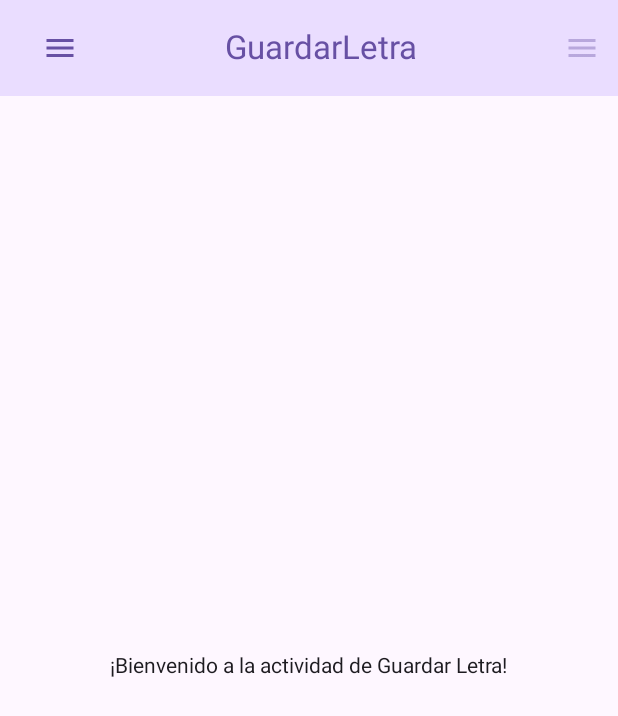
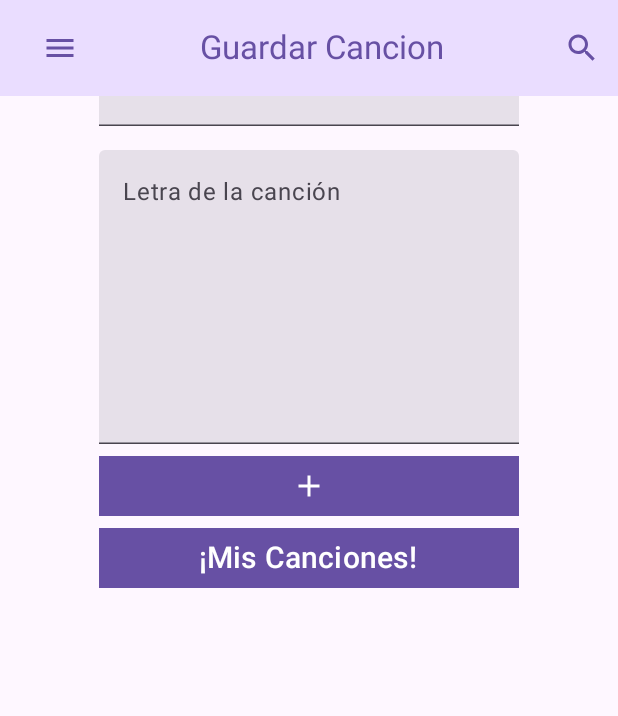
Before and after one commit to ZeB-ZuA/ASAB-Music-Repository, an Android app built with Jetpack Compose: the GuardarLetraActivity screen opened directly, with no data from a screen before it, on a phone screen of 412 x 824 dp. Shown: the top 716 px of the screen. Run offline under Robolectric (Android 15) with nearby library versions, the phone set to English and light mode, and no system bars.

Commit message:
The save song module has ended. A new Activity for listing all the songs was added. Each song can be deleted and their details can be shown. The search function is also finished

```diff
--- a/app/src/main/AndroidManifest.xml
+++ b/app/src/main/AndroidManifest.xml
@@ -27,7 +27,9 @@
             android:theme="@style/Theme.AppCompat.Light.NoActionBar" />
         <activity android:name=".PracticarTamborActivity"
             android:theme="@style/Theme.AppCompat.Light.NoActionBar" />
-        <activity android:name=".GuardarLetraActivity"
+        <activity android:name=".controller.GuardarLetraActivity"
+            android:theme="@style/Theme.AppCompat.Light.NoActionBar" />
+        <activity android:name=".ListarCancionesActivity"
             android:theme="@style/Theme.AppCompat.Light.NoActionBar" />
     </application>
 
--- a/app/src/main/java/com/udistrital/asab_music_repository/GuardarLetraActivity.kt
+++ /dev/null
@@ -1,43 +0,0 @@
-package com.udistrital.asab_music_repository
-
-import android.os.Bundle
-import androidx.activity.compose.setContent
-import androidx.appcompat.app.AppCompatActivity
-import androidx.compose.foundation.layout.Arrangement
-import androidx.compose.foundation.layout.Column
-import androidx.compose.foundation.layout.PaddingValues
-import androidx.compose.foundation.layout.fillMaxSize
-import androidx.compose.foundation.layout.padding
-import androidx.compose.material3.Text
-import androidx.compose.runtime.Composable
-import androidx.compose.ui.Alignment
-import androidx.compose.ui.Modifier
-
-class GuardarLetraActivity : AppCompatActivity() {
-
-    override fun onCreate(savedInstanceState: Bundle?) {
-        super.onCreate(savedInstanceState)
-
-        setContent {
-            mainMenu("GuardarLetra") { padding -> guardarLetraScreen(padding) }
-
-        }
-    }
-
-
-    @Composable
-    fun guardarLetraScreen(padding: PaddingValues) {
-        Column(
-            modifier = Modifier
-                .fillMaxSize()
-                .padding(padding),
-            horizontalAlignment = Alignment.CenterHorizontally,
-            verticalArrangement = Arrangement.Center
-        ) {
-            Text("¡Bienvenido a la actividad de Guardar Letra!")
-        }
-
-    }
-
-
-}
--- a/app/src/main/java/com/udistrital/asab_music_repository/MainActivity.kt
+++ b/app/src/main/java/com/udistrital/asab_music_repository/MainActivity.kt
@@ -2,6 +2,7 @@ package com.udistrital.asab_music_repository
 
 import android.content.Intent
 import android.os.Bundle
+import android.widget.Toast
 import androidx.activity.ComponentActivity
 import androidx.activity.compose.setContent
 import androidx.compose.foundation.layout.Arrangement
@@ -11,8 +12,13 @@ import androidx.compose.foundation.layout.Row
 import androidx.compose.foundation.layout.fillMaxSize
 import androidx.compose.foundation.layout.fillMaxWidth
 import androidx.compose.foundation.layout.padding
+import androidx.compose.foundation.text.KeyboardActions
+import androidx.compose.foundation.text.KeyboardOptions
 import androidx.compose.material.icons.Icons
 import androidx.compose.material.icons.filled.Menu
+import androidx.compose.material.icons.filled.Search
+import androidx.compose.material3.AlertDialog
+import androidx.compose.material3.Button
 import androidx.compose.material3.DropdownMenu
 import androidx.compose.material3.DropdownMenuItem
 import androidx.compose.material3.ExperimentalMaterial3Api
@@ -21,6 +27,7 @@ import androidx.compose.material3.IconButton
 import androidx.compose.material3.MaterialTheme
 import androidx.compose.material3.Scaffold
 import androidx.compose.material3.Text
+import androidx.compose.material3.TextField
 import androidx.compose.material3.TopAppBar
 import androidx.compose.material3.TopAppBarDefaults
 import androidx.compose.runtime.Composable
@@ -31,9 +38,14 @@ import androidx.compose.runtime.setValue
 import androidx.compose.ui.Alignment
 import androidx.compose.ui.Modifier
 import androidx.compose.ui.platform.LocalContext
+import androidx.compose.ui.text.input.ImeAction
 import androidx.compose.ui.text.style.TextAlign
 import androidx.compose.ui.tooling.preview.Preview
 import androidx.core.content.ContextCompat
+import com.udistrital.asab_music_repository.controller.GuardarLetraActivity
+import com.udistrital.asab_music_repository.entity.Cancion
+import com.udistrital.asab_music_repository.repository.DataBaseHelper
+import com.udistrital.asab_music_repository.service.CancionService
 
 class MainActivity : ComponentActivity() {
     override fun onCreate(savedInstanceState: Bundle?) {
@@ -43,24 +55,25 @@ class MainActivity : ComponentActivity() {
         }
     }
 }
+
 @OptIn(ExperimentalMaterial3Api::class)
 @Composable
-fun mainMenu(title : String, content: @Composable (PaddingValues) -> Unit) {
+fun mainMenu(title: String, content: @Composable (PaddingValues) -> Unit) {
     val context = LocalContext.current
     var expanded by remember { mutableStateOf(false) }
+    var searchOpen by remember { mutableStateOf(false) }
+    var searchTextField by remember { mutableStateOf("") }
+    var foundCancion by remember { mutableStateOf<Cancion?>(null) }
+    val cancionService = CancionService(DataBaseHelper(context))
     val options = listOf(
-        "Guardar Letra",
-        "Practicar Tambor",
-        "Practicar maraca"
+        "Guardar Letra", "Practicar Tambor", "Practicar maraca"
     )
     Scaffold(
         topBar = {
-            TopAppBar(
-                colors = TopAppBarDefaults.topAppBarColors(
+            TopAppBar(colors = TopAppBarDefaults.topAppBarColors(
                 containerColor = MaterialTheme.colorScheme.primaryContainer,
                 titleContentColor = MaterialTheme.colorScheme.primary,
-                ),
-                title = {
+            ), title = {
                 Row(
                     Modifier.fillMaxWidth(),
                     horizontalArrangement = Arrangement.SpaceBetween,
@@ -69,31 +82,50 @@ fun mainMenu(title : String, content: @Composable (PaddingValues) -> Unit) {
                     IconButton(onClick = { expanded = !expanded }) {
                         Icon(Icons.Default.Menu, contentDescription = "Menu")
                     }
-
+                    if (!searchOpen) {
                         Text(
                             text = title,
                             textAlign = TextAlign.Center,
                             modifier = Modifier.weight(1f)
                         )
+                    } else {
+                        TextField(
+                            value = searchTextField,
+                            onValueChange = { searchTextField = it },
+                            modifier = Modifier.weight(1f),
+                            placeholder = { Text("Buscar canción") },
+                            keyboardOptions = KeyboardOptions(imeAction = ImeAction.Done),
+                            keyboardActions = KeyboardActions(onDone = {
+                                foundCancion = cancionService.findByNombre(searchTextField)
+                                if (foundCancion == null) {
+                                    Toast.makeText(
+                                        context,
+                                        "Cancion no encontrada",
+                                        Toast.LENGTH_SHORT
+                                    ).show()
+                                }
+                                searchTextField =""
+                                searchOpen = false
+                            })
+                        )
 
-                        IconButton(onClick = {}, enabled = false) {
-                            Icon(Icons.Default.Menu, contentDescription = null)
+                    }
+
+
+                    IconButton(onClick = { searchOpen = !searchOpen }) {
+                        Icon(Icons.Default.Search, contentDescription = "Buscar")
                     }
                 }
 
-                    DropdownMenu(
-                        expanded = expanded,
-                        onDismissRequest = { expanded = false }) {
+                DropdownMenu(expanded = expanded, onDismissRequest = { expanded = false }) {
                     options.forEach { option ->
                         DropdownMenuItem(text = { Text(text = option) }, onClick = {
                             if (option == "Practicar maraca") {
-                                    var intent =
-                                        Intent(context, PracticarMaracaActivity::class.java)
+                                var intent = Intent(context, PracticarMaracaActivity::class.java)
                                 ContextCompat.startActivity(context, intent, null)
                             }
                             if (option == "Practicar Tambor") {
-                                    var intent =
-                                        Intent(context, PracticarTamborActivity::class.java)
+                                var intent = Intent(context, PracticarTamborActivity::class.java)
                                 ContextCompat.startActivity(context, intent, null)
                             }
                             if (option == "Guardar Letra") {
@@ -104,18 +136,28 @@ fun mainMenu(title : String, content: @Composable (PaddingValues) -> Unit) {
                         })
                     }
                 }
-                }
+            })
+        }, content = content
+    )
+    if (foundCancion != null) {
+        AlertDialog(onDismissRequest = { foundCancion = null },
+            title = { Text(text = "Nombre: ${foundCancion?.nombre}") },
+            text = {
+                Text(
+                    text = "ID: ${foundCancion?.id}\n" +
+                            "Fecha de Registro: ${foundCancion?.fecha}\n\nLetra: \n\n" +
+                            foundCancion?.letra
                 )
             },
-        content = content
-    )
+            confirmButton = {
+                Button(onClick = { foundCancion = null }) {
+                    Text("Cerrar")
+                }
+            })
     }
 
 
-
-
-
-
+}
 
 
 @Preview
--- /dev/null
+++ b/app/src/main/java/com/udistrital/asab_music_repository/controller/GuardarLetraActivity.kt
@@ -0,0 +1,152 @@
+package com.udistrital.asab_music_repository.controller
+
+import android.content.Intent
+import android.os.Bundle
+import android.widget.Toast
+import androidx.activity.compose.setContent
+import androidx.appcompat.app.AppCompatActivity
+import androidx.compose.foundation.layout.Box
+import androidx.compose.foundation.layout.Column
+import androidx.compose.foundation.layout.PaddingValues
+import androidx.compose.foundation.layout.fillMaxSize
+import androidx.compose.foundation.layout.height
+import androidx.compose.foundation.layout.offset
+import androidx.compose.foundation.layout.padding
+import androidx.compose.foundation.layout.size
+import androidx.compose.foundation.layout.width
+import androidx.compose.foundation.shape.RoundedCornerShape
+import androidx.compose.material.icons.Icons
+import androidx.compose.material.icons.filled.Add
+import androidx.compose.material3.Button
+import androidx.compose.material3.Icon
+import androidx.compose.material3.IconButton
+import androidx.compose.material3.Text
+import androidx.compose.material3.TextField
+import androidx.compose.runtime.Composable
+import androidx.compose.runtime.getValue
+import androidx.compose.runtime.mutableStateOf
+import androidx.compose.runtime.remember
+import androidx.compose.runtime.rememberCoroutineScope
+import androidx.compose.runtime.setValue
+import androidx.compose.ui.Alignment
+import androidx.compose.ui.Modifier
+import androidx.compose.ui.platform.LocalContext
+import androidx.compose.ui.tooling.preview.Preview
+import androidx.compose.ui.unit.dp
+import androidx.compose.ui.unit.sp
+import androidx.core.content.ContextCompat
+import com.udistrital.asab_music_repository.ListarCancionesActivity
+import com.udistrital.asab_music_repository.entity.Cancion
+import com.udistrital.asab_music_repository.mainMenu
+import com.udistrital.asab_music_repository.repository.DataBaseHelper
+import com.udistrital.asab_music_repository.service.CancionService
+import kotlinx.coroutines.launch
+import java.text.SimpleDateFormat
+import java.util.Calendar
+import java.util.Locale
+
+class GuardarLetraActivity : AppCompatActivity() {
+
+    override fun onCreate(savedInstanceState: Bundle?) {
+        super.onCreate(savedInstanceState)
+
+        setContent {
+            mainMenu("Guardar Cancion") { padding -> guardarLetraScreen(padding) }
+
+        }
+    }
+
+
+    @Composable
+    fun guardarLetraScreen(padding: PaddingValues) {
+        var nombre by remember { mutableStateOf("") }
+        var letra by remember { mutableStateOf("") }
+        val context = LocalContext.current
+        val scope = rememberCoroutineScope()
+        val cancionService = CancionService(DataBaseHelper(context))
+        Box(
+            modifier = Modifier
+                .fillMaxSize()
+                .padding(16.dp), contentAlignment = Alignment.Center
+        ) {
+            Column(
+                modifier = Modifier.run { align(Alignment.Center).offset(y = (-200).dp) },
+                horizontalAlignment = Alignment.CenterHorizontally
+            ) {
+                TextField(
+                    value = nombre,
+                    onValueChange = { nombre = it },
+                    label = { Text("Nombre de la canción") },
+                    modifier = Modifier.padding(bottom = 16.dp)
+                )
+                TextField(
+                    value = letra,
+                    onValueChange = { letra = it },
+                    label = { Text("Letra de la canción") },
+                    maxLines = 10,
+                    modifier = Modifier
+                        .height(200.dp)
+                        .width(280.dp)
+                        .padding(bottom = 4.dp)
+
+                )
+                Button(
+                    onClick = {
+                        val calendar = Calendar.getInstance()
+                        val format = SimpleDateFormat("yyyy-MM-dd", Locale.getDefault())
+                        val fecha = format.format(calendar.time)
+                        val cancion = Cancion(0, nombre, fecha, letra)
+                        val result = cancionService.save(cancion)
+                        if (result != -1L) {
+                            scope.launch {
+                                Toast.makeText(
+                                    context, "Canción guardada exitosamente", Toast.LENGTH_SHORT
+                                ).show()
+                            }
+                        } else {
+                            scope.launch {
+                                Toast.makeText(
+                                    context, "Error al guardar la canción", Toast.LENGTH_SHORT
+                                ).show()
+                            }
+                        }
+                        letra = ""
+                        nombre = ""
+                    }, shape = RoundedCornerShape(0), modifier = Modifier.width(280.dp)
+
+                ) {
+                    IconButton(
+                        onClick = { /*TODO*/ }, modifier = Modifier
+                            .size(24.dp)
+                            .width(100.dp)
+
+                    ) {
+                        Icon(Icons.Default.Add, contentDescription = "Guardar")
+                    }
+                }
+                Button(
+                    onClick = {
+                        var intent = Intent(context, ListarCancionesActivity::class.java)
+                        ContextCompat.startActivity(context, intent, null)
+                    },
+                    shape = RoundedCornerShape(0),
+                    modifier = Modifier.width(280.dp),
+
+                    ) {
+                    Text(
+                        text = "¡Mis Canciones!",
+                        fontSize = 20.sp
+                    )
+                }
+            }
+        }
+    }
+
+
+    @Preview(showBackground = true)
+    @Composable
+    fun PreviewGuardarLetraScreen() {
+        GuardarLetraActivity().guardarLetraScreen(PaddingValues())
+    }
+
+}
--- a/app/src/main/java/com/udistrital/asab_music_repository/entity/Cancion.kt
+++ b/app/src/main/java/com/udistrital/asab_music_repository/entity/Cancion.kt
@@ -3,6 +3,7 @@ package com.udistrital.asab_music_repository.entity
 
 
 data class Cancion(
+    val id: Int,
     val nombre: String,
     val fecha: String,
     val letra: String
--- a/app/src/main/java/com/udistrital/asab_music_repository/repository/CancionRepository.kt
+++ b/app/src/main/java/com/udistrital/asab_music_repository/repository/CancionRepository.kt
@@ -1,9 +1,14 @@
 package com.udistrital.asab_music_repository.repository
+
+import com.udistrital.asab_music_repository.entity.Cancion
 
 interface CancionRepository {
 
-
-    //sql methods
+    fun getAllCanciones(): List<Cancion>
+    fun save(cancion: Cancion): Long
+    fun delete(id: Int)
+    fun update(cancion: Cancion)
+    fun findByNombre(nombre : String): Cancion?
 
 
 }
```
Also changed, not shown: app/src/main/java/com/udistrital/asab_music_repository/ListarCancionesActivity.kt (added, +119 -0 lines), app/src/main/java/com/udistrital/asab_music_repository/repository/DataBaseHelper.kt (added, +36 -0 lines), app/src/main/java/com/udistrital/asab_music_repository/service/CancionService.kt (+80 -2 lines). Lines whose indentation alone changed are shown as unchanged.
